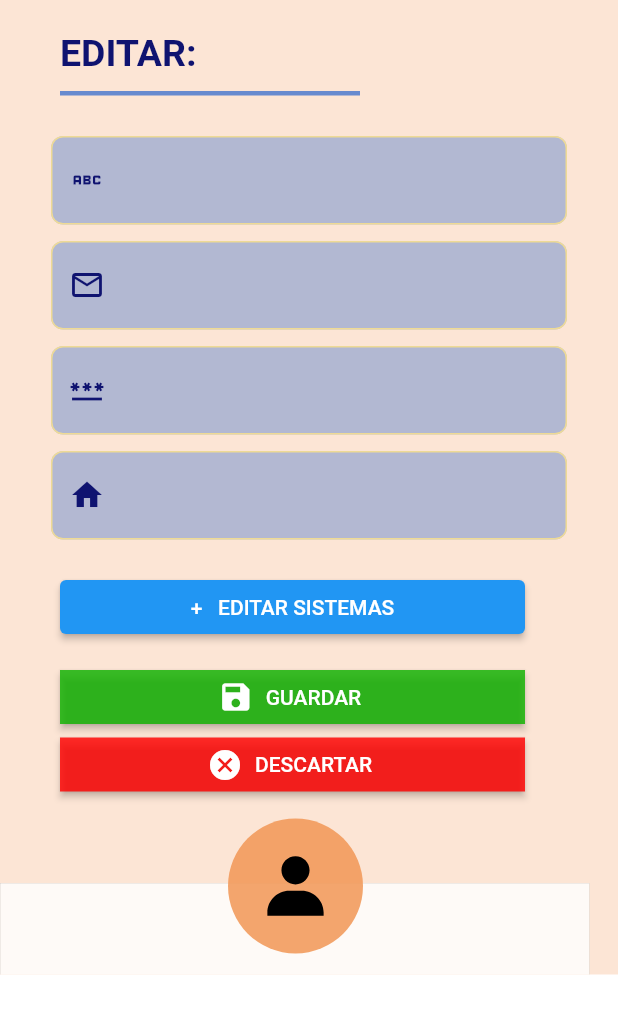
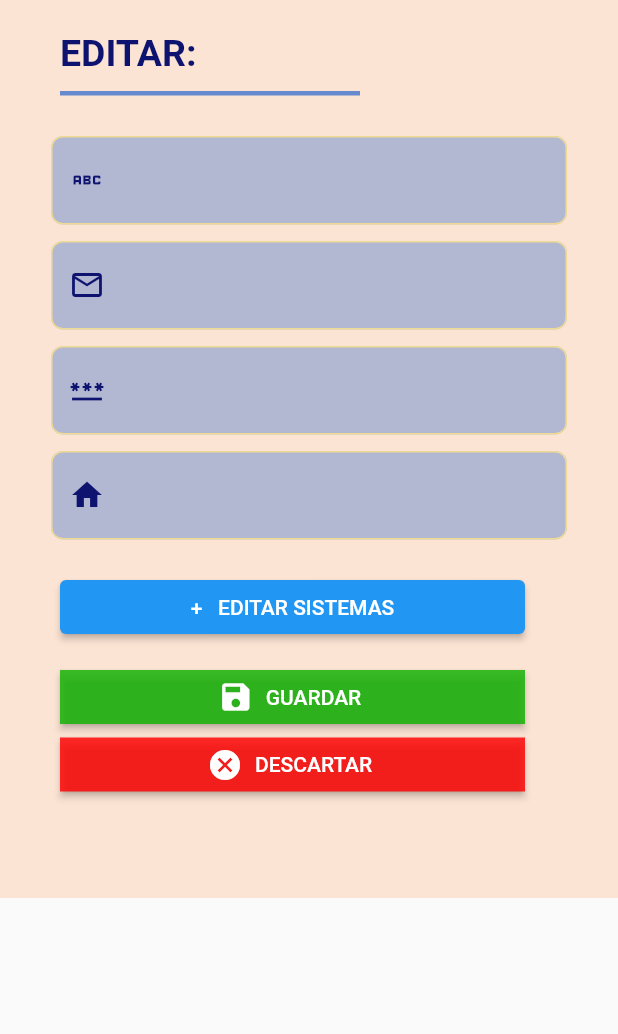
Before and after one commit to Rubenamesaf/VisualHome, a Flutter app: the EditarVivienda screen opened directly with empty values, on a phone screen of 412 x 824 dp, the part 164-1198 px from its top. Run offline on Flutter 3.47's test engine with Material 2 defaults, Android fonts, the light colour scheme and no system bars; our stand-ins replace awesome_dialog, curved_navigation_bar, firebase_auth, firebase_core, firebase_database, flutter_svg and 3 more; accounts and stored records are empty; Roboto replaces fonts that are missing (Inria Sans); statements that could not run were skipped.

Commit message:
cambio menubar adminhome

```diff
--- a/lib/historial_model copy.dart
+++ b/lib/historial_model copy.dart
@@ -1,6 +1,6 @@
 //import 'package:flutter/material.dart';
 
-import 'package:flutter/scheduler.dart';
+//import 'package:flutter/scheduler.dart';
 
 class SistemasModel {
   int Acceso;
--- a/lib/realtime_db.dart
+++ b/lib/realtime_db.dart
@@ -1,7 +1,7 @@
 import 'package:firebase_database/firebase_database.dart';
 import 'package:flutter/material.dart';
-import 'package:firebase_database/firebase_database.dart';
-import 'dart:convert' as convert;
+//import 'package:firebase_database/firebase_database.dart';
+//import 'dart:convert' as convert;
 //import 'package:login_v1/viviendas_model.dart';
 
 class realtime_db extends StatefulWidget {
--- a/lib/view/agregarVivienda.dart
+++ b/lib/view/agregarVivienda.dart
@@ -1,7 +1,7 @@
 import 'package:flutter/material.dart';
 import 'package:firebase_database/firebase_database.dart';
-import 'package:get/get.dart';
-import 'package:get/get_core/src/get_main.dart';
+//import 'package:get/get.dart';
+//import 'package:get/get_core/src/get_main.dart';
 import 'package:login_v1/utils/global.colors.dart';
 import 'package:login_v1/view/widgets/admin_principal.dart';
 import 'dart:math';
--- a/lib/view/editAdminInfo.dart
+++ b/lib/view/editAdminInfo.dart
@@ -1,10 +1,10 @@
-import 'dart:convert';
+//import 'dart:convert';
 import 'package:flutter/material.dart';
 import 'package:firebase_database/firebase_database.dart';
 import 'package:get/get.dart';
 import 'package:login_v1/utils/global.colors.dart';
 import 'package:login_v1/view/widgets/admin_principal.dart';
-import 'dart:math';
+//import 'dart:math';
 
 class Sistema {
   final String nombre;
--- a/lib/view/editHomeAdmin.dart
+++ b/lib/view/editHomeAdmin.dart
@@ -1,9 +1,9 @@
 import 'package:flutter/material.dart';
-import 'package:get/get.dart';
+//import 'package:get/get.dart';
 import 'package:login_v1/utils/global.colors.dart';
-import 'package:login_v1/view/sistemaEspecificoAdmin.dart';
+//import 'package:login_v1/view/sistemaEspecificoAdmin.dart';
 import 'package:login_v1/view/widgets/admin_principal.dart';
-import 'package:login_v1/models/vivienda_model.dart';
+//import 'package:login_v1/models/vivienda_model.dart';
 
 class editHomeAdmin extends StatelessWidget {
   editHomeAdmin({Key? key}) : super(key: key);
--- a/lib/view/editarVivienda.dart
+++ b/lib/view/editarVivienda.dart
@@ -1,10 +1,10 @@
-import 'dart:convert';
+//import 'dart:convert';
 import 'package:flutter/material.dart';
 import 'package:firebase_database/firebase_database.dart';
 import 'package:get/get.dart';
 import 'package:login_v1/utils/global.colors.dart';
 import 'package:login_v1/view/widgets/admin_principal.dart';
-import 'dart:math';
+//import 'dart:math';
 
 class Sistema {
   final String nombre;
--- a/lib/view/widgets/admin_principal.dart
+++ b/lib/view/widgets/admin_principal.dart
@@ -1,10 +1,11 @@
 import 'package:flutter/material.dart';
 import 'package:get/get.dart';
+//import 'package:get/get.dart';
 import 'package:hexcolor/hexcolor.dart';
-import 'package:login_v1/utils/global.colors.dart';
-import 'package:login_v1/view/homeAdmin.view.dart';
+//import 'package:login_v1/utils/global.colors.dart';
+//import 'package:login_v1/view/homeAdmin.view.dart';
 import 'package:flutter_svg/flutter_svg.dart';
-import 'package:login_v1/view/editHomeAdmin.dart';
+//import 'package:login_v1/view/editHomeAdmin.dart';
 
 class AdminPrincipal extends StatelessWidget {
   String administratorName;
@@ -17,16 +18,20 @@
   // const AdminPrincipal(this.viviendas, this.agregarVivienda);
   @override
   Widget build(BuildContext context) {
-    return Column(
+    return Scaffold(
+      //ESTE ES EL FONDO DE LA PANTALLA
+
+      body: Column(
         children: [
           Container(
             //width: 392.7,
-          height: 759,
+            height: 708,
             clipBehavior: Clip.antiAlias,
             decoration:
                 const BoxDecoration(color: Color.fromARGB(240, 252, 227, 210)),
             child: Stack(
               children: [
+                // aqui esta el top
                 Positioned(
                   left: 0,
                   top: 0,
@@ -42,21 +47,24 @@
                     ),
                   ),
                 ),
-              Positioned(
-                left: 0,
-                top: 698,
+                // AQUI ES EL MENU BAR
+                // este beta es el cuadra blanco que habia.. yo lo voy a borrar
+                /* Positioned(
+                left: 200,
+                top: 508,
                 child: Opacity(
                   opacity: 0.8,
                   child: Container(
                     width: 393,
                     height: 88,
                     decoration: BoxDecoration(
-                      color: HexColor('#FFFFFF'),
+                      color: Colors.amber, //HexColor('#FFFFFF'),
                       border: Border.all(width: 0.05),
                     ),
                   ),
                 ),
-              ),
+              ), */
+                //FIN MENU BAR
                 const Positioned(
                   left: 24,
                   top: 46,
@@ -77,6 +85,8 @@
                   ),
                 ),
                 // aqui va VIVIENDAS
+                //este es el circulo de abajo del medio naranja
+                /*
               Positioned(
                 left: 152,
                 top: 655,
@@ -89,6 +99,9 @@
                   ),
                 ),
               ),
+              */
+                // este es el icono del perfil
+                /*
               Positioned(
                 left: 172,
                 top: 676,
@@ -103,6 +116,8 @@
                   ),
                 ),
               ),
+              */
+                // este es el nombre del email
                 Positioned(
                   left: 200,
                   top: 65,
@@ -112,7 +127,7 @@
                     child: Text(
                       administratorName, // Utiliza el nombre del usuario aquí
                       textAlign: TextAlign.end,
-                    style: TextStyle(
+                      style: const TextStyle(
                         color: Color(0xFF0F1370),
                         fontSize: 20,
                         fontFamily: 'Inria Sans',
@@ -122,6 +137,10 @@
                     ),
                   ),
                 ),
+                //ni idea de que hace esto
+                //TODO ESTE POSISIONED NI IDEA DE QUE HACE. LO COMENTE PARA VER KLK HACE
+                /*
+              ///////////////////////////////////////////////
               Positioned(
                 left: 331,
                 top: 4,
@@ -148,10 +167,13 @@
                   ),
                 ),
               ),
+              ///////////////////////////////////////////////////
+              */
               ],
             ),
           ),
         ],
-    );
+      ),
+    ); // cambio loco
   }
 }
--- a/pubspec.yaml
+++ b/pubspec.yaml
@@ -48,6 +48,7 @@
   provider: ^6.0.5
   flutter_animate: 4.1.1+1
   awesome_dialog: ^3.1.0
+  curved_navigation_bar: ^1.0.3
   flutter_cache_manager: 3.3.0
   font_awesome_flutter: 10.1.0
   flutter_svg:
```
Also changed, not shown: lib/main.dart (+7 -6 lines), lib/view/homeAdmin.view.dart (+67 -36 lines), lib/view/login.view.dart (+4 -4 lines), lib/view/viviendaEsecificaAdmin.dart (+14 -14 lines), pubspec.lock, 3 other files. Lines whose indentation alone changed are shown as unchanged.
